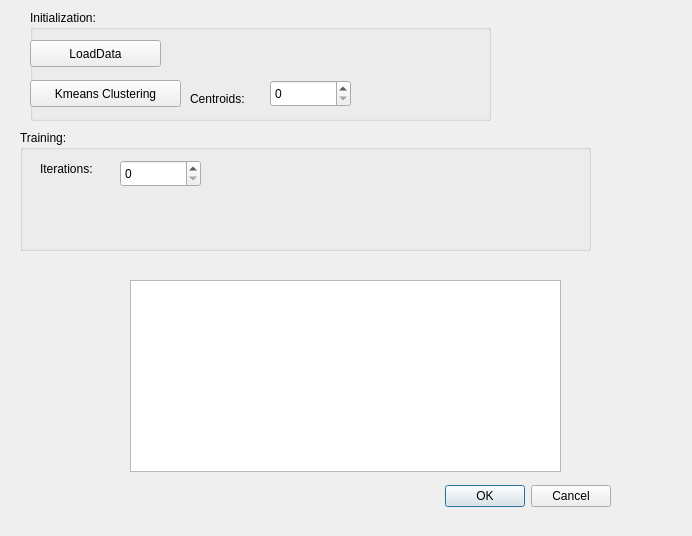
Qt form visualworddialog.ui (LangYH/3DMonster) before a commit.
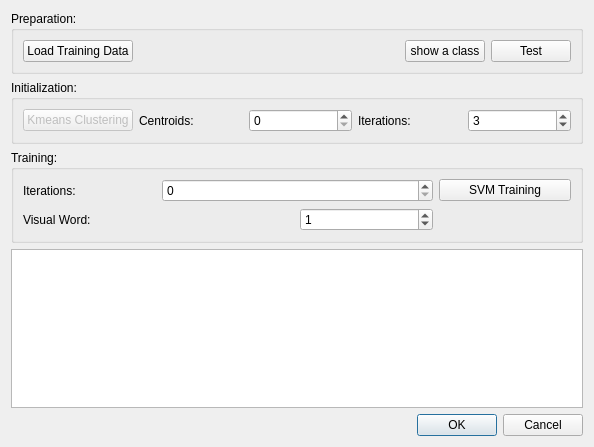
The same form after that commit.

Commit message: finish function that train one visual word using SVM cross validation

```diff
--- a/visualworddialog.ui
+++ b/visualworddialog.ui
@@ -6,137 +6,166 @@
    <rect>
     <x>0</x>
     <y>0</y>
-    <width>692</width>
-    <height>536</height>
+    <width>594</width>
+    <height>447</height>
    </rect>
   </property>
   <property name="windowTitle">
    <string>Dialog</string>
   </property>
-  <widget class="QDialogButtonBox" name="buttonBox">
-   <property name="geometry">
-    <rect>
-     <x>270</x>
-     <y>480</y>
-     <width>341</width>
-     <height>32</height>
-    </rect>
-   </property>
+  <layout class="QGridLayout" name="gridLayout_2">
+   <item row="0" column="0">
+    <widget class="QGroupBox" name="groupBox_3">
+     <property name="title">
+      <string>Preparation:</string>
+     </property>
+     <layout class="QHBoxLayout" name="horizontalLayout">
+      <item>
+       <widget class="QPushButton" name="loadDataButton">
+        <property name="text">
+         <string>Load Training Data</string>
+        </property>
+       </widget>
+      </item>
+      <item>
+       <spacer name="horizontalSpacer">
    <property name="orientation">
     <enum>Qt::Horizontal</enum>
    </property>
-   <property name="standardButtons">
-    <set>QDialogButtonBox::Cancel|QDialogButtonBox::Ok</set>
-   </property>
-  </widget>
-  <widget class="QTextBrowser" name="textBrowser">
-   <property name="geometry">
-    <rect>
-     <x>130</x>
-     <y>280</y>
-     <width>431</width>
-     <height>192</height>
-    </rect>
-   </property>
-  </widget>
+        <property name="sizeHint" stdset="0">
+         <size>
+          <width>304</width>
+          <height>20</height>
+         </size>
+        </property>
+       </spacer>
+      </item>
+      <item>
+       <widget class="QPushButton" name="showOneClassButton">
+        <property name="text">
+         <string>show a class</string>
+        </property>
+       </widget>
+      </item>
+      <item>
+       <widget class="QPushButton" name="testButton">
+        <property name="text">
+         <string>Test</string>
+        </property>
+       </widget>
+      </item>
+     </layout>
+    </widget>
+   </item>
+   <item row="1" column="0">
   <widget class="QGroupBox" name="groupBox">
-   <property name="geometry">
-    <rect>
-     <x>30</x>
-     <y>10</y>
-     <width>461</width>
-     <height>111</height>
-    </rect>
-   </property>
    <property name="title">
     <string>Initialization:</string>
    </property>
-   <widget class="QPushButton" name="loadDataButton">
-    <property name="geometry">
-     <rect>
-      <x>0</x>
-      <y>30</y>
-      <width>131</width>
-      <height>27</height>
-     </rect>
-    </property>
-    <property name="text">
-     <string>LoadData</string>
-    </property>
-   </widget>
+     <layout class="QHBoxLayout" name="horizontalLayout_2">
+      <item>
    <widget class="QPushButton" name="kmeansClusteringButton">
-    <property name="geometry">
-     <rect>
-      <x>0</x>
-      <y>70</y>
-      <width>151</width>
-      <height>27</height>
-     </rect>
+        <property name="enabled">
+         <bool>false</bool>
     </property>
     <property name="text">
      <string>Kmeans Clustering</string>
     </property>
    </widget>
-   <widget class="QSpinBox" name="spinBox">
-    <property name="geometry">
-     <rect>
-      <x>240</x>
-      <y>70</y>
-      <width>81</width>
-      <height>27</height>
-     </rect>
-    </property>
-   </widget>
+      </item>
+      <item>
    <widget class="QLabel" name="label">
-    <property name="geometry">
-     <rect>
-      <x>160</x>
-      <y>80</y>
-      <width>81</width>
-      <height>17</height>
-     </rect>
-    </property>
     <property name="text">
      <string>Centroids:</string>
     </property>
    </widget>
-  </widget>
+      </item>
+      <item>
+       <widget class="QSpinBox" name="kmeansCentroidsBox">
+        <property name="maximum">
+         <number>9999999</number>
+        </property>
+       </widget>
+      </item>
+      <item>
+       <widget class="QLabel" name="label_3">
+        <property name="text">
+         <string>Iterations:</string>
+        </property>
+       </widget>
+      </item>
+      <item>
+       <widget class="QSpinBox" name="kmeansIterationsBox">
+        <property name="value">
+         <number>3</number>
+        </property>
+       </widget>
+      </item>
+     </layout>
+    </widget>
+   </item>
+   <item row="2" column="0">
   <widget class="QGroupBox" name="groupBox_2">
-   <property name="geometry">
-    <rect>
-     <x>20</x>
-     <y>130</y>
-     <width>571</width>
-     <height>121</height>
-    </rect>
-   </property>
    <property name="title">
     <string>Training:</string>
    </property>
+     <layout class="QGridLayout" name="gridLayout">
+      <item row="0" column="3">
+       <widget class="QPushButton" name="svmTrainingButton">
+        <property name="text">
+         <string>SVM Training</string>
+        </property>
+       </widget>
+      </item>
+      <item row="0" column="1" colspan="2">
+       <widget class="QSpinBox" name="trainingIterationsBox"/>
+      </item>
+      <item row="0" column="0">
    <widget class="QLabel" name="label_2">
-    <property name="geometry">
-     <rect>
-      <x>20</x>
-      <y>30</y>
-      <width>81</width>
-      <height>17</height>
-     </rect>
-    </property>
     <property name="text">
      <string>Iterations:</string>
     </property>
    </widget>
-   <widget class="QSpinBox" name="spinBox_2">
-    <property name="geometry">
-     <rect>
-      <x>100</x>
-      <y>30</y>
-      <width>81</width>
-      <height>27</height>
-     </rect>
-    </property>
-   </widget>
-  </widget>
+      </item>
+      <item row="1" column="0" colspan="2">
+       <widget class="QLabel" name="label_4">
+        <property name="text">
+         <string>Visual Word:</string>
+        </property>
+       </widget>
+      </item>
+      <item row="1" column="2">
+       <widget class="QSpinBox" name="visualWordBox">
+        <property name="value">
+         <number>1</number>
+        </property>
+       </widget>
+      </item>
+     </layout>
+    </widget>
+   </item>
+   <item row="3" column="0">
+    <widget class="QTextBrowser" name="textBrowser">
+     <property name="font">
+      <font>
+       <pointsize>12</pointsize>
+       <weight>75</weight>
+       <bold>true</bold>
+      </font>
+     </property>
+    </widget>
+   </item>
+   <item row="4" column="0">
+    <widget class="QDialogButtonBox" name="buttonBox">
+     <property name="orientation">
+      <enum>Qt::Horizontal</enum>
+     </property>
+     <property name="standardButtons">
+      <set>QDialogButtonBox::Cancel|QDialogButtonBox::Ok</set>
+     </property>
+    </widget>
+   </item>
+  </layout>
  </widget>
  <resources/>
  <connections>
```
Left out of the diff: 2 changed lines with no effect on the pictures. Lines whose indentation alone changed are shown as unchanged. The commit also changes 9 other files.
